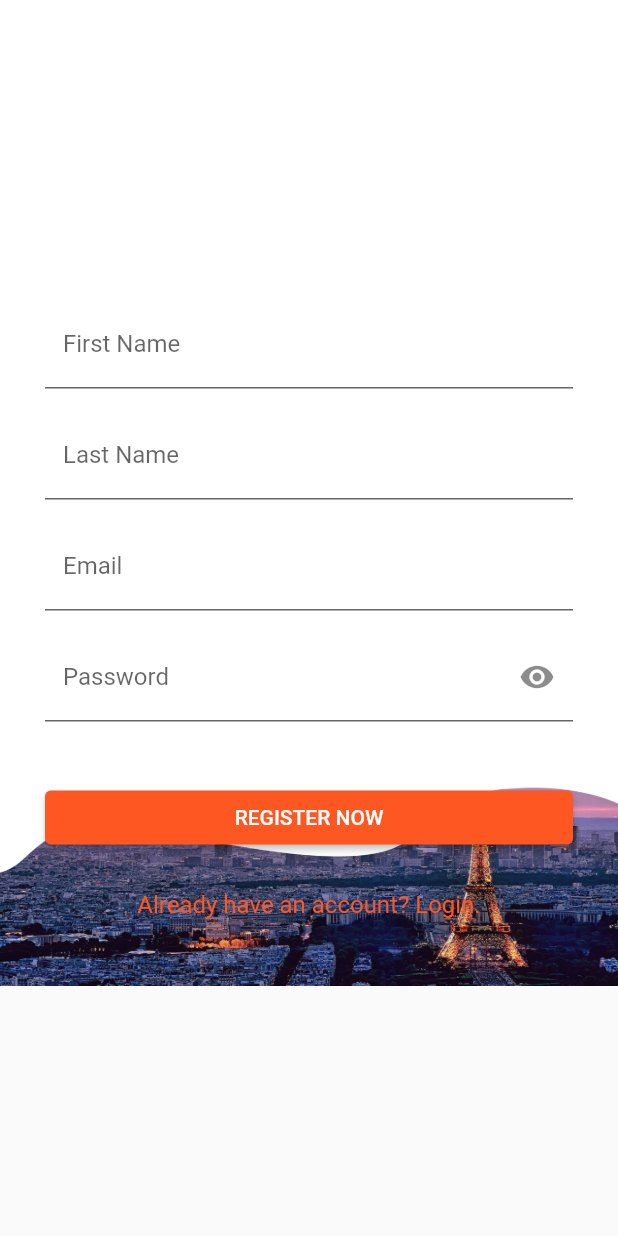
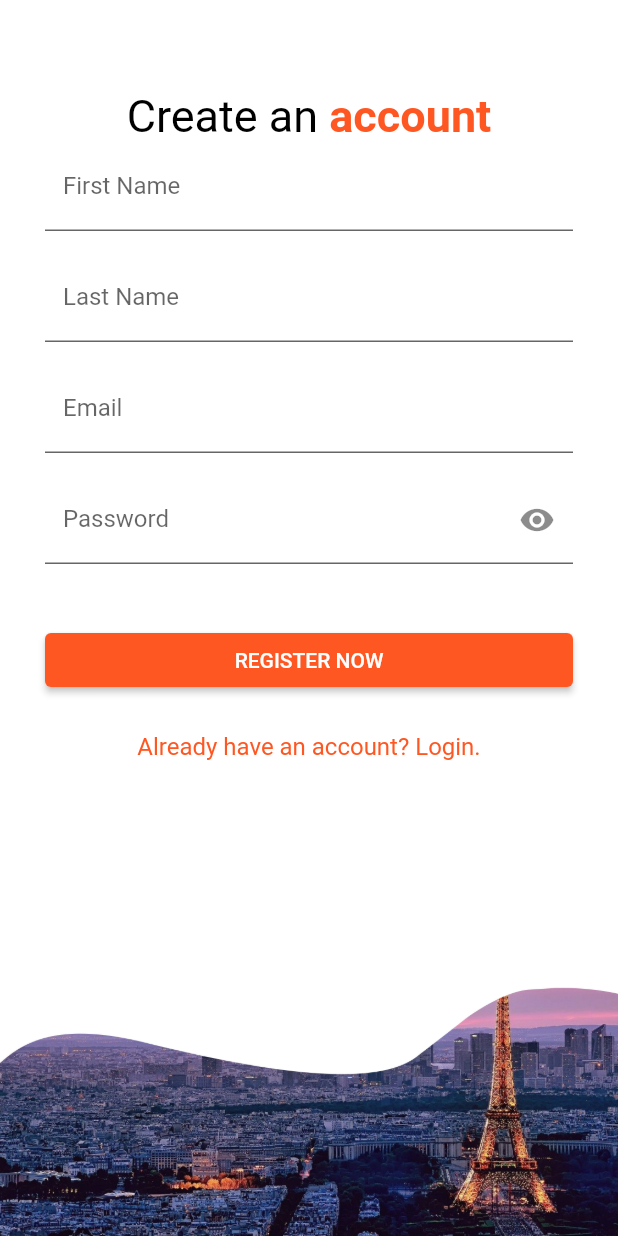
Before and after one commit to adrnmlgrto/TravelogueApp, a Flutter app: the RegistrationPage screen opened directly, on a phone screen of 412 x 824 dp. Run offline on Flutter 3.47's test engine with Material 2 defaults, Android fonts, the phone set to English and light mode, and no system bars; our stand-ins replace cached_network_image, carousel_slider, form_field_validator.

```diff
--- a/lib/registration.dart
+++ b/lib/registration.dart
@@ -86,7 +86,8 @@ class _RegistrationPageState extends State<RegistrationPage> {
         title: Text('Register Failed'),
         content: Padding(
           padding: const EdgeInsets.all(16.0),
-          child: Text('''Please try again later.
+          child: Text(
+              '''Please try again later.
               ${snapshot.error}'''),
         ),
       );
@@ -109,30 +110,48 @@ class _RegistrationPageState extends State<RegistrationPage> {
 
   @override
   Widget build(BuildContext context) => GestureDetector(
-        onTap: () => FocusManager.instance.primaryFocus?.unfocus(),
-        child: Scaffold(
+      onTap: () => FocusManager.instance.primaryFocus?.unfocus(),
+      child: Scaffold(
           resizeToAvoidBottomInset: false,
           body: Container(
               decoration: BoxDecoration(
                 image: DecorationImage(
                   image: AssetImage('assets/reg-bg.jpg'),
-                  fit: BoxFit.fill,
+                  fit: BoxFit.cover,
                 ),
               ),
-              child:
-                  (_futureUser == null) ? buildForm() : buildFutureBuilder()),
-        ),
-      );
+              child: Column(children: [
+                SizedBox(height: 60),
+                RichText(
+                  text: TextSpan(
+                    text: "Create an ",
+                    style: TextStyle(fontSize: 30, color: Colors.black),
+                    children: const <TextSpan>[
+                      TextSpan(
+                        text: "account",
+                        style: TextStyle(
+                          color: Colors.deepOrange,
+                          fontWeight: FontWeight.bold,
+                        ),
+                      )
+                    ],
+                  ),
+                ),
+                Expanded(
+                  child: ListView(children: [
+                    (_futureUser == null) ? buildForm() : buildFutureBuilder()
+                  ]),
+                ),
+              ]))));
 
   SingleChildScrollView buildForm() => SingleChildScrollView(
         child: Padding(
-          padding: const EdgeInsets.fromLTRB(30.0, 0, 30.0, 30.0),
+          padding: const EdgeInsets.fromLTRB(30, 0, 30.0, 150.0),
           child: Form(
             key: _formKey,
             child: Column(
               mainAxisAlignment: MainAxisAlignment.center,
               children: [
-                SizedBox(height: 200.0),
                 TextFormField(
                   validator: RequiredValidator(errorText: 'Field Required'),
                   controller: fnameController,
@@ -246,7 +265,10 @@ class _RegistrationPageState extends State<RegistrationPage> {
           child: Column(
             mainAxisAlignment: MainAxisAlignment.center,
             children: [
+              const SizedBox(height: 165.0),
               const CircularProgressIndicator(),
+              const SizedBox(height: 20),
+              const Text('Trying to connect...'),
             ],
           ),
         );
```
Also changed, not shown: lib/login.dart (+52 -6 lines).
